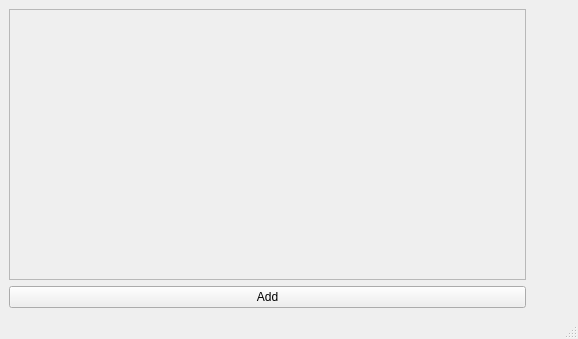
Jared-Gross/DXF-to-PNG-Converter, file MainWindow.ui: the form before one commit.
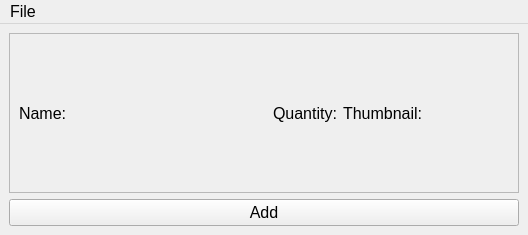
The form after the commit.

```diff
--- a/MainWindow.ui
+++ b/MainWindow.ui
@@ -6,8 +6,8 @@
    <rect>
     <x>0</x>
     <y>0</y>
-    <width>578</width>
-    <height>339</height>
+    <width>528</width>
+    <height>235</height>
    </rect>
   </property>
   <property name="sizePolicy">
@@ -16,9 +16,17 @@
     <verstretch>0</verstretch>
    </sizepolicy>
   </property>
+  <property name="font">
+   <font>
+    <pointsize>12</pointsize>
+   </font>
+  </property>
   <property name="windowTitle">
    <string>MainWindow</string>
   </property>
+  <property name="tabShape">
+   <enum>QTabWidget::Rounded</enum>
+  </property>
   <widget class="QWidget" name="centralwidget">
    <property name="sizePolicy">
     <sizepolicy hsizetype="Maximum" vsizetype="Maximum">
@@ -32,9 +40,15 @@
      <height>16777215</height>
     </size>
    </property>
-   <layout class="QVBoxLayout" name="verticalLayout">
+   <layout class="QVBoxLayout" name="verticalLayout_3">
+    <property name="sizeConstraint">
+     <enum>QLayout::SetMaximumSize</enum>
+    </property>
     <item>
-     <layout class="QVBoxLayout" name="verticalLayout_3">
+     <layout class="QVBoxLayout" name="verticalLayout">
+      <property name="sizeConstraint">
+       <enum>QLayout::SetMaximumSize</enum>
+      </property>
       <item>
        <widget class="QScrollArea" name="scrollArea">
         <property name="widgetResizable">
@@ -45,31 +59,49 @@
           <rect>
            <x>0</x>
            <y>0</y>
-           <width>513</width>
-           <height>245</height>
+           <width>506</width>
+           <height>153</height>
           </rect>
          </property>
-         <layout class="QVBoxLayout" name="verticalLayout_2">
-          <item>
-           <layout class="QGridLayout" name="gridLayoutItems"/>
+         <layout class="QGridLayout" name="gridLayout">
+          <item row="0" column="0">
+           <layout class="QGridLayout" name="gridLayoutItems" rowstretch="0" columnstretch="3,0,0,2">
+            <item row="0" column="3">
+             <widget class="QLabel" name="label_2">
+              <property name="text">
+               <string>Thumbnail:</string>
+              </property>
+             </widget>
+            </item>
+            <item row="0" column="1">
+             <widget class="QLabel" name="label_4">
+              <property name="text">
+               <string>Quantity:</string>
+              </property>
+             </widget>
+            </item>
+            <item row="0" column="0">
+             <widget class="QLabel" name="label_3">
+              <property name="text">
+               <string>Name:</string>
+              </property>
+             </widget>
+            </item>
+           </layout>
           </item>
          </layout>
         </widget>
        </widget>
       </item>
-      <item>
-       <layout class="QGridLayout" name="gridLayout">
-        <item row="0" column="0">
-         <widget class="QPushButton" name="btnAdd">
-          <property name="text">
-           <string>Add</string>
-          </property>
-         </widget>
-        </item>
-       </layout>
-      </item>
      </layout>
     </item>
+    <item>
+     <widget class="QPushButton" name="btnAdd">
+      <property name="text">
+       <string>Add</string>
+      </property>
+     </widget>
+    </item>
    </layout>
   </widget>
   <widget class="QMenuBar" name="menubar">
@@ -77,12 +109,34 @@
     <rect>
      <x>0</x>
      <y>0</y>
-     <width>578</width>
-     <height>21</height>
+     <width>528</width>
+     <height>27</height>
     </rect>
    </property>
+   <widget class="QMenu" name="menuFile">
+    <property name="title">
+     <string>File</string>
+    </property>
+    <addaction name="actionAbout"/>
+    <addaction name="actionPrint"/>
+   </widget>
+   <addaction name="menuFile"/>
   </widget>
-  <widget class="QStatusBar" name="statusbar"/>
+  <action name="actionExport">
+   <property name="text">
+    <string>Export</string>
+   </property>
+  </action>
+  <action name="actionAbout">
+   <property name="text">
+    <string>About</string>
+   </property>
+  </action>
+  <action name="actionPrint">
+   <property name="text">
+    <string>&amp;Print</string>
+   </property>
+  </action>
  </widget>
  <resources/>
  <connections/>
```
Left out of the diff: 3 changed lines with no effect on the pictures.
